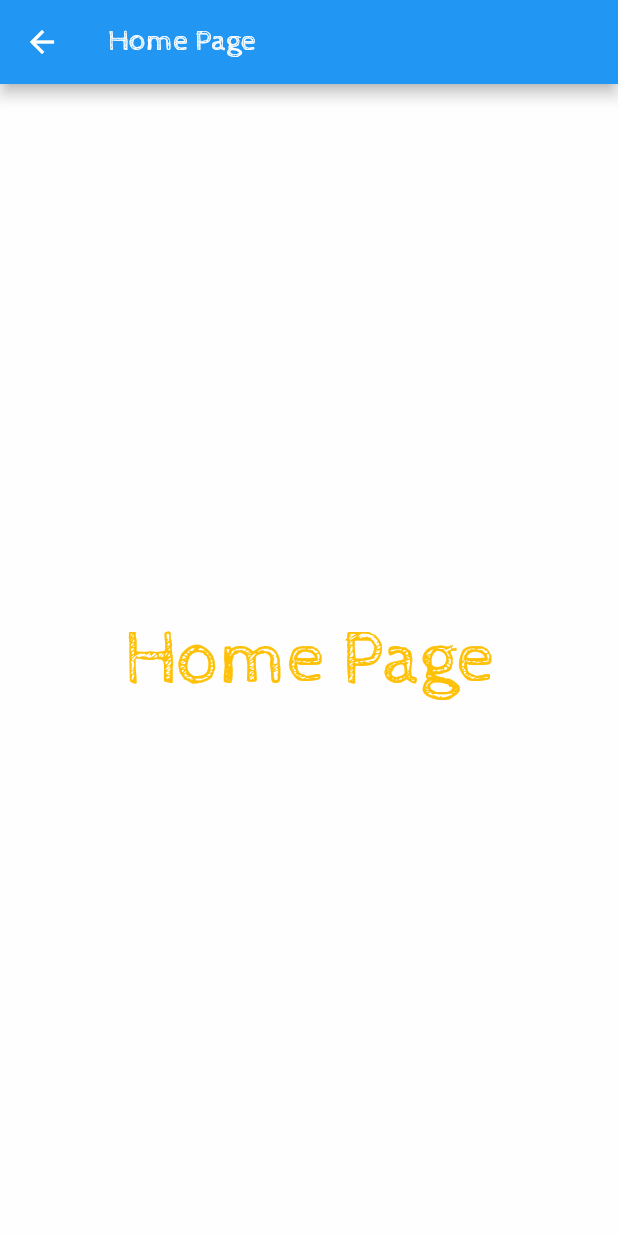
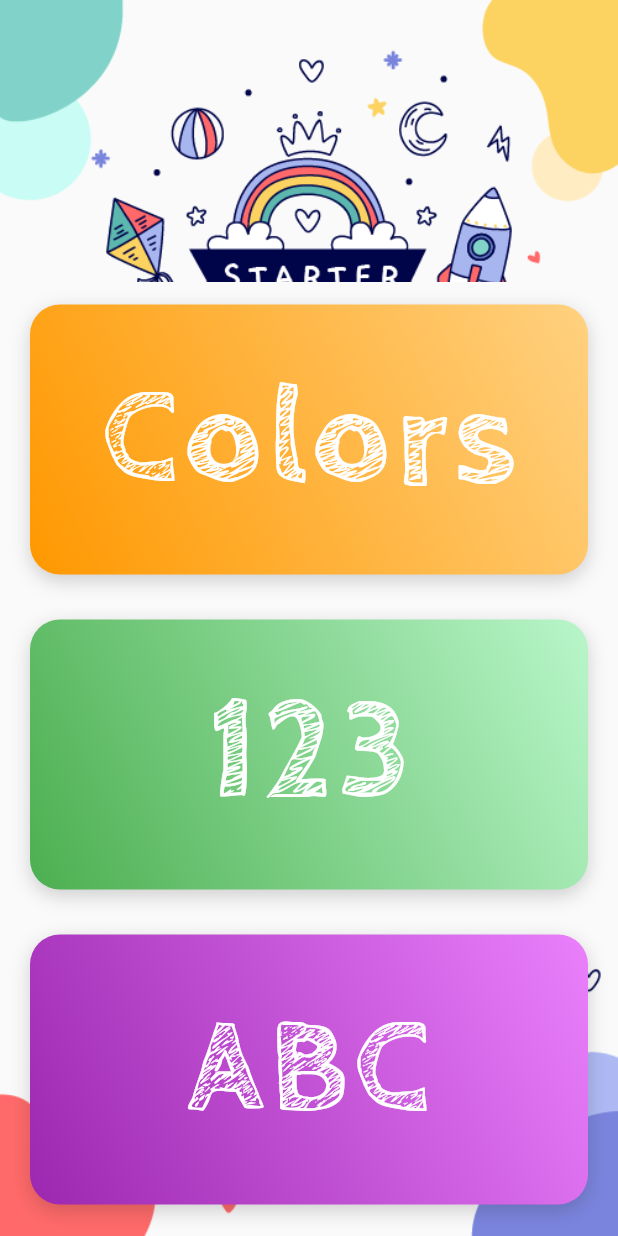
Before and after one commit to md-siam/kid_starter, a Flutter app: the HomeScreen screen opened directly, on a phone screen of 412 x 824 dp. Run offline on Flutter 3.47's test engine with Material 2 defaults, Android fonts, the light colour scheme and no system bars; our stand-ins replace just_audio.

Commit message:
done with all the screens

```diff
--- a/lib/app/screens/home_screen.dart
+++ b/lib/app/screens/home_screen.dart
@@ -1,19 +1,94 @@
 import 'package:flutter/material.dart';
+
+import '../widgets/category_card.dart';
+import 'alphabet_en_screen.dart';
+import 'color_screen.dart';
+import 'numeric_en_screen.dart';
+import 'shape_screen.dart';
+import 'story_screen.dart';
 
 class HomeScreen extends StatelessWidget {
   const HomeScreen({Key? key}) : super(key: key);
 
   @override
   Widget build(BuildContext context) {
+    final List<Widget> categories = [
+      CategoryCard(
+        title: 'Colors',
+        primaryColor: Colors.orangeAccent[100]!,
+        secondaryColor: Colors.orange,
+        screen: ColorScreen(
+          title: 'Colors',
+          primaryColor: Colors.orangeAccent[100]!,
+          secondaryColor: Colors.orange,
+        ),
+      ),
+      CategoryCard(
+        title: '123',
+        primaryColor: Colors.greenAccent[100]!,
+        secondaryColor: Colors.green,
+        screen: NumericEnScreen(
+          title: '123',
+          primaryColor: Colors.greenAccent[100]!,
+          secondaryColor: Colors.green,
+        ),
+      ),
+      CategoryCard(
+        title: 'ABC',
+        primaryColor: Colors.purpleAccent[100]!,
+        secondaryColor: Colors.purple,
+        screen: AlphabetEnScreen(
+          title: 'ABC',
+          primaryColor: Colors.purpleAccent[100]!,
+          secondaryColor: Colors.purple,
+        ),
+      ),
+      const CategoryCard(
+        title: 'Stories',
+        primaryColor: Color(0xFF3383CD),
+        secondaryColor: Color(0xFF11249F),
+        screen: StoriesScreen(
+          title: 'Stories',
+          primaryColor: Color(0xFF3383CD),
+          secondaryColor: Color(0xFF11249F),
+        ),
+      ),
+      CategoryCard(
+        title: 'Shapes',
+        primaryColor: Colors.redAccent[100]!,
+        secondaryColor: Colors.red,
+        screen: ShapesScreen(
+          title: 'Shapes',
+          primaryColor: Colors.redAccent[100]!,
+          secondaryColor: Colors.red,
+        ),
+      ),
+    ];
+
     return Scaffold(
-      appBar: AppBar(title: const Text('Home Page')),
-      body: Center(
-        child: Column(
-          mainAxisAlignment: MainAxisAlignment.center,
-          children: [
-            const Text(
-              'Home Page',
-              style: TextStyle(fontSize: 50, color: Colors.amber),
+      body: Container(
+        decoration: BoxDecoration(
+          color: Colors.grey[50],
+          image: const DecorationImage(
+            image: AssetImage('assets/images/bg-bottom.png'),
+            alignment: Alignment.bottomCenter,
+          ),
+        ),
+        child: CustomScrollView(
+          slivers: <Widget>[
+            SliverAppBar(
+              expandedHeight: 188.0,
+              backgroundColor: Colors.grey[50],
+              flexibleSpace: FlexibleSpaceBar(
+                background: Image.asset(
+                  'assets/images/bg-top.png',
+                  fit: BoxFit.cover,
+                  alignment: Alignment.topCenter,
+                ),
+              ),
+            ),
+            SliverList(
+              delegate: SliverChildListDelegate(categories),
             ),
           ],
         ),
--- a/lib/app/widgets/category_card.dart
+++ b/lib/app/widgets/category_card.dart
@@ -1,3 +1,4 @@
+import 'package:flutter/cupertino.dart';
 import 'package:flutter/material.dart';
 import '../constant.dart';
 
@@ -18,7 +19,7 @@ class CategoryCard extends StatelessWidget {
   void _navigate(BuildContext context, Widget screen) {
     Navigator.push(
       context,
-      MaterialPageRoute(
+      CupertinoPageRoute(
         builder: (_) {
           return screen;
         },
--- a/lib/app/widgets/page_header.dart
+++ b/lib/app/widgets/page_header.dart
@@ -1,4 +1,5 @@
 import 'package:flutter/material.dart';
+
 import '../constant.dart';
 
 class PageHeader extends StatelessWidget {
--- a/lib/app/widgets/tile_card.dart
+++ b/lib/app/widgets/tile_card.dart
@@ -1,4 +1,5 @@
 import 'package:flutter/material.dart';
+
 import '../constant.dart';
 
 class TileCard extends StatelessWidget {
--- a/lib/main.dart
+++ b/lib/main.dart
@@ -1,5 +1,4 @@
 import 'package:flutter/material.dart';
-import 'package:kid_starter/app/widgets/audio_player.dart';
 
 import 'app/constant.dart';
 import 'app/screens/home_screen.dart';
@@ -20,8 +19,8 @@ class MyApp extends StatelessWidget {
           bodyText1: TextStyle(color: kBodyTextColor),
         ),
       ),
-      //home: const HomeScreen(),
-      home: const MyAudioPlayer(),
+      home: const HomeScreen(),
+      //home: const MyAudioPlayer(),
     );
   }
 }
```
Also changed, not shown: lib/app/screens/alphabet_en_screen.dart (+41 -0 lines), lib/app/screens/color_screen.dart (+41 -0 lines), lib/app/screens/numeric_en_screen.dart (+41 -0 lines), lib/app/screens/shape_screen.dart (+41 -0 lines), lib/app/screens/story_screen.dart (+41 -0 lines).
